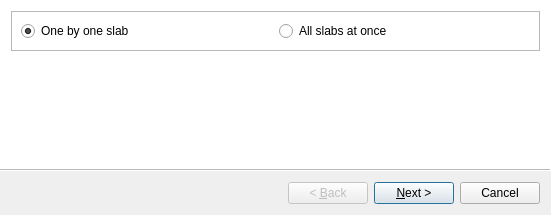
Old version of the form wizard.ui in the repository MichalRK19780524/MCORD_GUI_CPP.
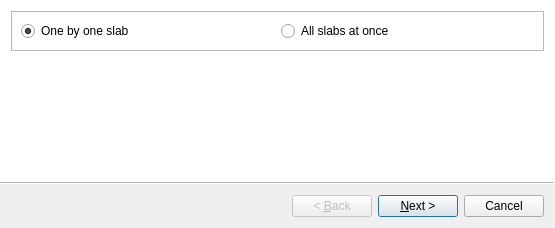
New version of the form.

```diff
--- a/wizard.ui
+++ b/wizard.ui
@@ -6,12 +6,12 @@
    <rect>
     <x>0</x>
     <y>0</y>
-    <width>551</width>
-    <height>215</height>
+    <width>555</width>
+    <height>228</height>
    </rect>
   </property>
   <property name="sizePolicy">
-   <sizepolicy hsizetype="Preferred" vsizetype="Preferred">
+   <sizepolicy hsizetype="Minimum" vsizetype="Minimum">
     <horstretch>0</horstretch>
     <verstretch>0</verstretch>
    </sizepolicy>
@@ -47,8 +47,8 @@
    <attribute name="pageId">
     <string notr="true">0</string>
    </attribute>
-   <layout class="QVBoxLayout" name="verticalLayout">
-    <item>
+   <layout class="QGridLayout" name="gridLayout_2">
+    <item row="0" column="0">
      <widget class="QFrame" name="slabsNumberFrame">
       <property name="frameShape">
        <enum>QFrame::StyledPanel</enum>
@@ -56,8 +56,8 @@
       <property name="frameShadow">
        <enum>QFrame::Raised</enum>
       </property>
-      <layout class="QHBoxLayout" name="horizontalLayout_2">
-       <item>
+      <layout class="QGridLayout" name="gridLayout">
+       <item row="0" column="0">
         <widget class="QRadioButton" name="radioButtonOneSlab">
          <property name="text">
           <string>One by one slab</string>
@@ -67,7 +67,7 @@
          </property>
         </widget>
        </item>
-       <item>
+       <item row="0" column="1">
         <widget class="QRadioButton" name="radioButtonManySlabs">
          <property name="text">
           <string>All slabs at once</string>
```
